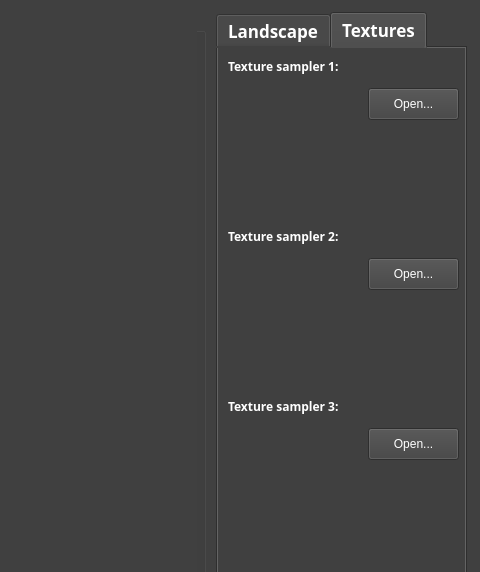
The window that ie3D-EMap/Forms/CMainWindow.ui (codeoneclick/ie3D) describes before a commit, drawn with Qt 5; both pictures show x 544 to 1024 and y 0 to 572 of the 1024 by 768 pixel window.
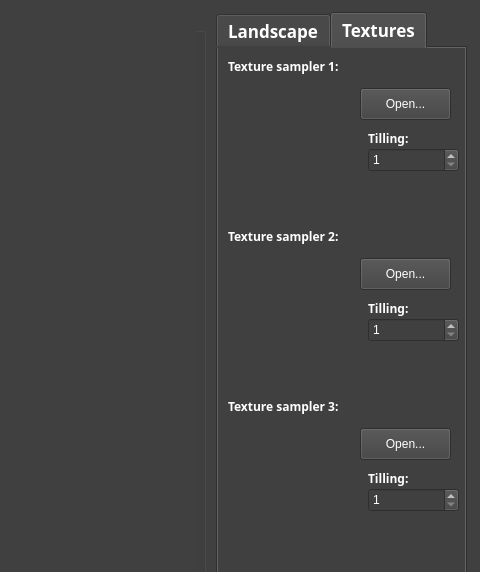
The same window after the commit.

Commit message: implemented support of old mdl format, implemented custom tilling for landscape

```diff
--- a/ie3D-EMap/Forms/CMainWindow.ui
+++ b/ie3D-EMap/Forms/CMainWindow.ui
@@ -258,7 +258,7 @@
      <widget class="QPushButton" name="m_texture01Btn">
       <property name="geometry">
        <rect>
-        <x>150</x>
+        <x>142</x>
         <y>40</y>
         <width>91</width>
         <height>32</height>
@@ -311,7 +311,7 @@
      <widget class="QPushButton" name="m_texture02Btn">
       <property name="geometry">
        <rect>
-        <x>150</x>
+        <x>142</x>
         <y>210</y>
         <width>91</width>
         <height>32</height>
@@ -344,7 +344,7 @@
      <widget class="QPushButton" name="m_texture03Btn">
       <property name="geometry">
        <rect>
-        <x>150</x>
+        <x>142</x>
         <y>380</y>
         <width>91</width>
         <height>32</height>
@@ -393,17 +393,114 @@
        <string/>
       </property>
      </widget>
-     <zorder>m_texture01Btn</zorder>
-     <zorder>m_texture01Label</zorder>
-     <zorder>m_texture02Label</zorder>
-     <zorder>m_texture02Btn</zorder>
-     <zorder>m_texture03Label</zorder>
-     <zorder>m_texture03Btn</zorder>
-     <zorder>m_texture01Img</zorder>
-     <zorder>m_texture02Img</zorder>
-     <zorder>m_texture03Img</zorder>
-     <zorder>m_oglWindow</zorder>
-     <zorder>m_oglWindow</zorder>
+     <widget class="QSpinBox" name="m_textureTilling01SpinBox">
+      <property name="geometry">
+       <rect>
+        <x>150</x>
+        <y>100</y>
+        <width>91</width>
+        <height>24</height>
+       </rect>
+      </property>
+      <property name="minimum">
+       <number>1</number>
+      </property>
+      <property name="maximum">
+       <number>128</number>
+      </property>
+     </widget>
+     <widget class="QLabel" name="m_textureTilling01Label">
+      <property name="geometry">
+       <rect>
+        <x>150</x>
+        <y>80</y>
+        <width>91</width>
+        <height>20</height>
+       </rect>
+      </property>
+      <property name="font">
+       <font>
+        <family>Menlo</family>
+        <weight>75</weight>
+        <bold>true</bold>
+       </font>
+      </property>
+      <property name="text">
+       <string>Tilling:</string>
+      </property>
+     </widget>
+     <widget class="QLabel" name="m_textureTilling02Label">
+      <property name="geometry">
+       <rect>
+        <x>150</x>
+        <y>250</y>
+        <width>91</width>
+        <height>20</height>
+       </rect>
+      </property>
+      <property name="font">
+       <font>
+        <family>Menlo</family>
+        <weight>75</weight>
+        <bold>true</bold>
+       </font>
+      </property>
+      <property name="text">
+       <string>Tilling:</string>
+      </property>
+     </widget>
+     <widget class="QSpinBox" name="m_textureTilling02SpinBox">
+      <property name="geometry">
+       <rect>
+        <x>150</x>
+        <y>270</y>
+        <width>91</width>
+        <height>24</height>
+       </rect>
+      </property>
+      <property name="minimum">
+       <number>1</number>
+      </property>
+      <property name="maximum">
+       <number>128</number>
+      </property>
+     </widget>
+     <widget class="QLabel" name="m_textureTilling03Label">
+      <property name="geometry">
+       <rect>
+        <x>150</x>
+        <y>420</y>
+        <width>91</width>
+        <height>20</height>
+       </rect>
+      </property>
+      <property name="font">
+       <font>
+        <family>Menlo</family>
+        <weight>75</weight>
+        <bold>true</bold>
+       </font>
+      </property>
+      <property name="text">
+       <string>Tilling:</string>
+      </property>
+     </widget>
+     <widget class="QSpinBox" name="m_textureTilling03SpinBox">
+      <property name="geometry">
+       <rect>
+        <x>150</x>
+        <y>440</y>
+        <width>91</width>
+        <height>24</height>
+       </rect>
+      </property>
+      <property name="minimum">
+       <number>1</number>
+      </property>
+      <property name="maximum">
+       <number>128</number>
+      </property>
+     </widget>
     </widget>
    </widget>
    <widget class="QGroupBox" name="groupBox">
```
The commit also changes 72 other files.
